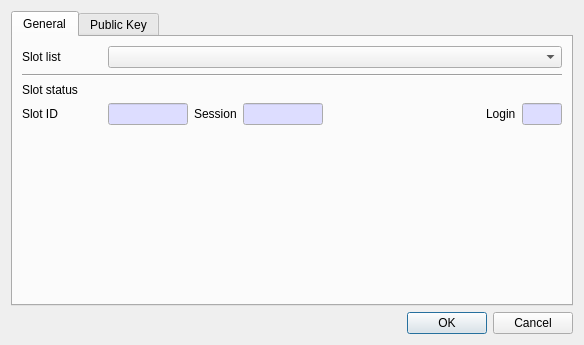
Old version of the form CryptokiMan/create_rsa_pub_key_dlg.ui in the repository jykim74/CryptokiMan.
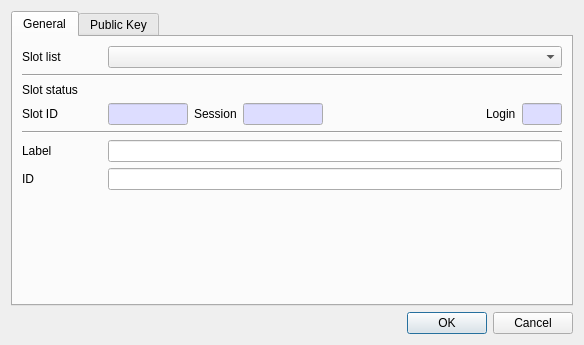
New version of the form. The open tabs and pages were chosen to show the change.

Commit message: Create DSA 개인키, 공개키 생성 기능 추가

```diff
--- a/CryptokiMan/create_rsa_pub_key_dlg.ui
+++ b/CryptokiMan/create_rsa_pub_key_dlg.ui
@@ -265,6 +265,52 @@
          </item>
         </layout>
        </item>
+       <item>
+        <widget class="Line" name="line_4">
+         <property name="orientation">
+          <enum>Qt::Horizontal</enum>
+         </property>
+        </widget>
+       </item>
+       <item>
+        <layout class="QGridLayout" name="gridLayout_6">
+         <property name="topMargin">
+          <number>0</number>
+         </property>
+         <item row="1" column="0">
+          <widget class="QLabel" name="label_12">
+           <property name="text">
+            <string>ID</string>
+           </property>
+          </widget>
+         </item>
+         <item row="0" column="0">
+          <widget class="QLabel" name="label_11">
+           <property name="minimumSize">
+            <size>
+             <width>80</width>
+             <height>0</height>
+            </size>
+           </property>
+           <property name="maximumSize">
+            <size>
+             <width>80</width>
+             <height>16777215</height>
+            </size>
+           </property>
+           <property name="text">
+            <string>Label</string>
+           </property>
+          </widget>
+         </item>
+         <item row="0" column="1">
+          <widget class="QLineEdit" name="mLabelText"/>
+         </item>
+         <item row="1" column="1">
+          <widget class="QLineEdit" name="mIDText"/>
+         </item>
+        </layout>
+       </item>
        <item>
         <spacer name="verticalSpacer">
          <property name="orientation">
@@ -285,46 +331,6 @@
        <string>Public Key</string>
       </attribute>
       <layout class="QVBoxLayout" name="verticalLayout_3">
-       <item>
-        <layout class="QGridLayout" name="gridLayout_2">
-         <property name="topMargin">
-          <number>0</number>
-         </property>
-         <item row="0" column="1">
-          <widget class="QLineEdit" name="mLabelText"/>
-         </item>
-         <item row="0" column="0">
-          <widget class="QLabel" name="label_6">
-           <property name="minimumSize">
-            <size>
-             <width>80</width>
-             <height>0</height>
-            </size>
-           </property>
-           <property name="text">
-            <string>Label</string>
-           </property>
-          </widget>
-         </item>
-         <item row="1" column="0">
-          <widget class="QLabel" name="label_10">
-           <property name="text">
-            <string>ID</string>
-           </property>
-          </widget>
-         </item>
-         <item row="1" column="1">
-          <widget class="QLineEdit" name="mIDText"/>
-         </item>
-        </layout>
-       </item>
-       <item>
-        <widget class="Line" name="line_2">
-         <property name="orientation">
-          <enum>Qt::Horizontal</enum>
-         </property>
-        </widget>
-       </item>
        <item>
         <layout class="QGridLayout" name="gridLayout_4">
          <property name="topMargin">
```
Left out of the diff: 4 changed lines with no effect on the pictures. The commit also changes 15 other files.
